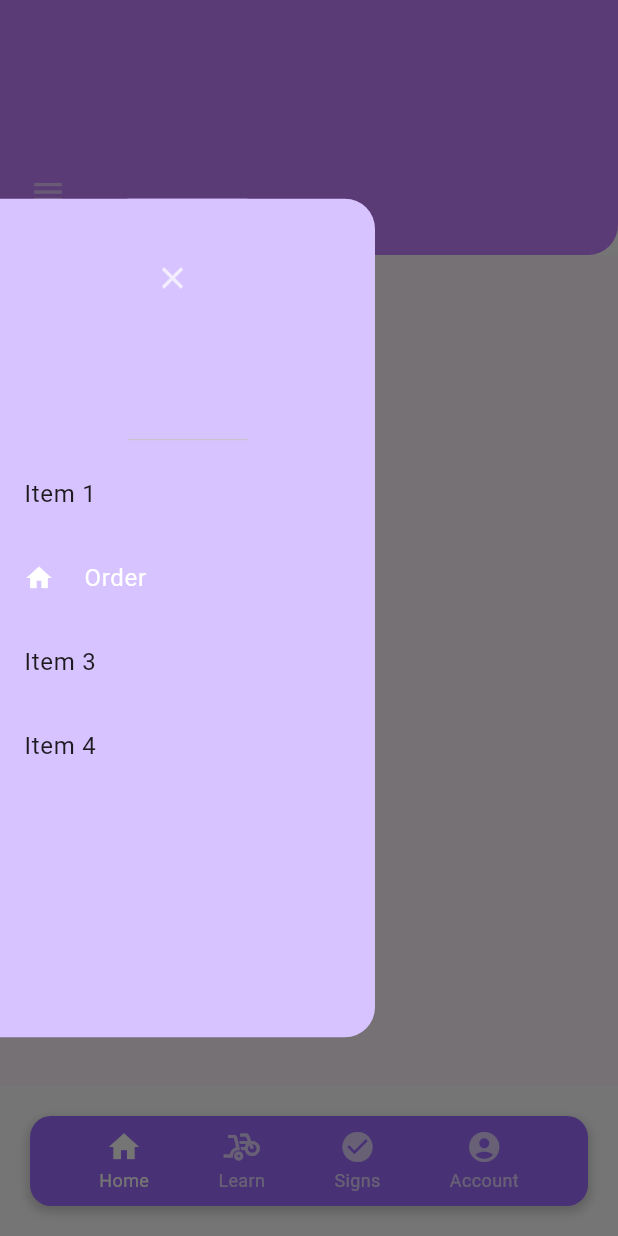
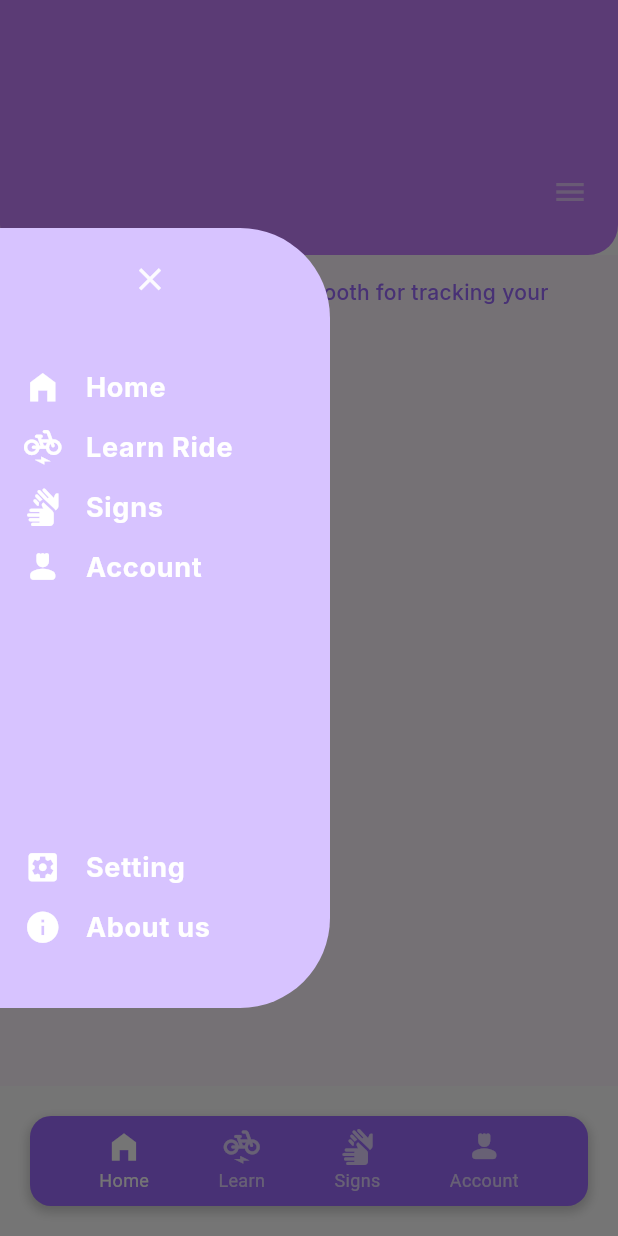
Before and after one commit to fatimasood/Smart_helmet_flutter_mobileapp, a Flutter app: the Home screen opened directly, with the side drawer open, on a phone screen of 412 x 824 dp. Run offline on Flutter 3.47's test engine with Material 2 defaults, Android fonts, the phone set to English and light mode, and no system bars; our stand-ins replace google_fonts.

Commit message:
Updated Data

```diff
--- a/fypprojectp/lib/screens/HomeScreen.dart
+++ b/fypprojectp/lib/screens/HomeScreen.dart
@@ -1,4 +1,6 @@
 import 'package:flutter/material.dart';
+import 'package:flutter/services.dart';
+import 'package:google_fonts/google_fonts.dart';
 
 class HomeScreen extends StatefulWidget {
   const HomeScreen({super.key});
@@ -8,8 +10,51 @@ class HomeScreen extends StatefulWidget {
 }
 
 class _HomeScreenState extends State<HomeScreen> {
+  var actions;
+
+  //function to open blutooth settings
+
+  Future<void> openBluetoothSettings() async {
+    await SystemChannels.platform.invokeListMethod('Bluetooth.openSettings');
+  }
+
   @override
   Widget build(BuildContext context) {
-    return Scaffold();
+    return Scaffold(
+      body: Column(
+        children: [
+          Container(
+            child: Padding(
+              padding: const EdgeInsets.only(
+                  top: 15.0, left: 25.0, right: 25.0, bottom: 10.8),
+              child: Text(
+                "Please switch on your bluetooth for tracking your ride ",
+                style: GoogleFonts.inter(
+                  textStyle: TextStyle(
+                    fontSize: 14,
+                    fontWeight: FontWeight.w500,
+                    color: Color(0xff9d6bff),
+                  ),
+                ),
+              ),
+            ),
+          ),
+          Container(
+            child: InkWell(
+              onTap: openBluetoothSettings,
+              child: Padding(
+                padding: const EdgeInsets.all(8.0),
+                child: Image.asset(
+                  'lib/assets/bluetooth.png', // Replace with the actual path to your Bluetooth image
+                  width: 24, // Adjust the size as needed
+                  height: 24,
+                  color: Colors.white, // Optional: Apply a color to the image
+                ),
+              ),
+            ),
+          ),
+        ],
+      ),
+    );
   }
 }
--- a/fypprojectp/lib/screens/bottomNavigation.dart
+++ b/fypprojectp/lib/screens/bottomNavigation.dart
@@ -1,4 +1,3 @@
-
 import 'package:flutter/material.dart';
 import 'package:flutter/widgets.dart';
 
@@ -32,10 +31,10 @@ class CustomBottomNavigationBar extends StatelessWidget {
         child: Row(
           mainAxisAlignment: MainAxisAlignment.spaceEvenly,
           children: [
-            buildNavItem(Icons.home, "Home", 0),
-            buildNavItem(Icons.bike_scooter, "Learn", 1),
-            buildNavItem(Icons.check_circle, "Signs", 2),
-            buildNavItem(Icons.account_circle, "Account", 3),
+            buildNavItem(Icons.home_filled, "Home", 0),
+            buildNavItem(Icons.electric_bike_rounded, "Learn", 1),
+            buildNavItem(Icons.sign_language, "Signs", 2),
+            buildNavItem(Icons.person_4_rounded, "Account", 3),
           ],
         ),
       ),
--- a/fypprojectp/lib/screens/customAppbar.dart
+++ b/fypprojectp/lib/screens/customAppbar.dart
@@ -1,4 +1,3 @@
-
 import 'package:flutter/material.dart';
 
 class CustomAppBar extends StatelessWidget implements PreferredSizeWidget {
@@ -20,8 +19,8 @@ class CustomAppBar extends StatelessWidget implements PreferredSizeWidget {
       child: Builder(
         builder: (context) {
           return IconButton(
-            alignment: Alignment.bottomLeft,
-            padding: EdgeInsets.only(top: 45.0, bottom: 30.0, left: 20.0),
+            alignment: Alignment.bottomRight,
+            padding: EdgeInsets.only(top: 45.0, bottom: 30.0, right: 20.0),
             icon: Icon(
               Icons.menu,
               color: Colors.white54,
--- a/fypprojectp/lib/screens/customSidebar.dart
+++ b/fypprojectp/lib/screens/customSidebar.dart
@@ -1,32 +1,39 @@
 import 'package:flutter/material.dart';
 
 class CustomSidebar extends StatelessWidget {
-  const CustomSidebar({super.key});
+  final int selectedIndex;
+  final Function(int) onItemTapped;
+
+  CustomSidebar({
+    required this.selectedIndex,
+    required this.onItemTapped,
+  });
 
   @override
   Widget build(BuildContext context) {
     return Container(
-      width: 250,
-      height: 559,
+      width: 220,
+      height: 520,
       decoration: BoxDecoration(
         borderRadius: BorderRadius.only(
-          topRight: Radius.circular(20),
-          bottomRight: Radius.circular(20),
+          topRight: Radius.circular(60),
+          bottomRight: Radius.circular(60),
         ),
         color: Color(0xffd7c3ff),
       ),
       child: Column(
         children: [
-          DrawerHeader(
+          Container(
+            padding: EdgeInsets.zero,
             child: Builder(
               builder: (context) {
                 return IconButton(
-                  alignment: Alignment.bottomRight,
-                  padding:
-                      EdgeInsets.only(top: 25.0, bottom: 90.0, right: 20.0),
+                  alignment: Alignment.center,
+                  padding: EdgeInsets.only(top: 20.0, bottom: 0.0, right: 20.0),
                   icon: Icon(
                     Icons.close,
-                    color: Colors.white70,
+                    color: Color.fromARGB(237, 255, 255, 255),
+                    size: 25,
                   ),
                   onPressed: () {
                     Navigator.pop(context); // Close the sidebar
@@ -38,38 +45,155 @@ class CustomSidebar extends StatelessWidget {
               color: Color(0xffd7c3ff),
             ),
           ),
-          ListTile(
-            title: Text('Item 1'),
-            onTap: () {
-              Navigator.pop(context); // Close the sidebar
-            },
+          Padding(
+            padding: EdgeInsets.only(top: 30.0),
+            child: Container(
+              height: 40,
+              child: ListTile(
+                title: Text(
+                  'Home',
+                  style: TextStyle(
+                    fontSize: 18,
+                    fontWeight: FontWeight.w700,
+                    fontFamily: 'Inter',
+                    color: Color(0xffffffff),
+                  ),
+                ),
+                onTap: () {
+                  onItemTapped(0); // Navigate to the screen
+                },
+                leading: Icon(
+                  Icons.home_filled,
+                  size: 25,
+                  color: Color(0xffffffff),
+                ),
+              ),
+            ),
           ),
-          ListTile(
-            selectedTileColor: Colors.white54,
-            leading: Icon(
-              Icons.home,
-              size: 20,
-              color: Colors.white,
+          Padding(
+            padding: EdgeInsets.zero,
+            child: Container(
+              height: 40,
+              child: ListTile(
+                title: Text(
+                  'Learn Ride',
+                  style: TextStyle(
+                    fontSize: 18,
+                    fontWeight: FontWeight.w700,
+                    fontFamily: 'Inter',
+                    color: Color(0xffffffff),
+                  ),
+                ),
+                onTap: () {
+                  onItemTapped(1); // Navigate to the screen
+                },
+                leading: Icon(
+                  Icons.electric_bike_rounded,
+                  size: 25,
+                  color: Color(0xffffffff),
+                ),
+              ),
             ),
-            title: Text(
-              "Order",
-              style: TextStyle(color: Colors.white, fontSize: 16),
+          ),
+          Padding(
+            padding: EdgeInsets.zero,
+            child: Container(
+              height: 40,
+              child: ListTile(
+                title: Text(
+                  'Signs',
+                  style: TextStyle(
+                    fontSize: 18,
+                    fontWeight: FontWeight.w700,
+                    fontFamily: 'Inter',
+                    color: Color(0xffffffff),
+                  ),
+                ),
+                onTap: () {
+                  onItemTapped(2); // Navigate to the screen
+                },
+                leading: Icon(
+                  Icons.sign_language,
+                  size: 25,
+                  color: Color(0xffffffff),
+                ),
+              ),
             ),
-            onTap: () {
-              //move to next screen
-            },
           ),
-          ListTile(
-            title: Text('Item 3'),
-            onTap: () {
-              Navigator.pop(context); // Close the sidebar
-            },
+          Padding(
+            padding: EdgeInsets.zero,
+            child: Container(
+              height: 40,
+              child: ListTile(
+                title: Text(
+                  'Account',
+                  style: TextStyle(
+                    fontSize: 18,
+                    fontWeight: FontWeight.w700,
+                    fontFamily: 'Inter',
+                    color: Color(0xffffffff),
+                  ),
+                ),
+                onTap: () {
+                  onItemTapped(3); // Navigate to the screen
+                },
+                leading: Icon(
+                  Icons.person_4_rounded,
+                  size: 25,
+                  color: Color(0xffffffff),
+                ),
+              ),
+            ),
           ),
-          ListTile(
-            title: Text('Item 4'),
-            onTap: () {
-              Navigator.pop(context); // Close the sidebar
-            },
+          Padding(
+            padding: EdgeInsets.only(top: 160),
+            child: Container(
+              height: 40,
+              child: ListTile(
+                title: Text(
+                  'Setting',
+                  style: TextStyle(
+                    fontSize: 18,
+                    fontWeight: FontWeight.w700,
+                    fontFamily: 'Inter',
+                    color: Color(0xffffffff),
+                  ),
+                ),
+                onTap: () {
+                  // Navigate to the settings screen
+                },
+                leading: Icon(
+                  Icons.settings_applications_sharp,
+                  size: 25,
+                  color: Color(0xffffffff),
+                ),
+              ),
+            ),
+          ),
+          Padding(
+            padding: EdgeInsets.zero,
+            child: Container(
+              height: 40,
+              child: ListTile(
+                title: Text(
+                  'About us',
+                  style: TextStyle(
+                    fontSize: 18,
+                    fontWeight: FontWeight.w700,
+                    fontFamily: 'Inter',
+                    color: Color(0xffffffff),
+                  ),
+                ),
+                onTap: () {
+                  // Navigate to the settings screen
+                },
+                leading: Icon(
+                  Icons.info,
+                  size: 25,
+                  color: Color(0xffffffff),
+                ),
+              ),
+            ),
           ),
         ],
       ),
--- a/fypprojectp/lib/screens/home.dart
+++ b/fypprojectp/lib/screens/home.dart
@@ -1,5 +1,4 @@
 import 'package:flutter/material.dart';
-import 'package:flutter/cupertino.dart';
 import 'AccountScreen.dart';
 import 'HomeScreen.dart';
 import 'LearnScreen.dart';
@@ -17,6 +16,7 @@ class Home extends StatefulWidget {
 
 class _Home extends State<Home> {
   int _selectedIndex = 0;
+  final PageController _pageController = PageController();
 
   final List<Widget> _screens = [
     HomeScreen(),
@@ -29,13 +29,15 @@ class _Home extends State<Home> {
     setState(() {
       _selectedIndex = index;
     });
+    _pageController.jumpToPage(index);
   }
 
-  void _onDrawerNavItemTapped(int index) {
+  void _onSidebarItemTapped(int index) {
     setState(() {
       _selectedIndex = index;
     });
-    Navigator.of(context).pop();
+    _pageController.jumpToPage(index);
+    Navigator.pop(context); // Close the sidebar
   }
 
   @override
@@ -46,12 +48,23 @@ class _Home extends State<Home> {
         height: 170,
       ), // Adjust the height as needed
 
-      body: _screens[_selectedIndex],
       bottomNavigationBar: CustomBottomNavigationBar(
         selectedIndex: _selectedIndex,
         onItemTapped: _onBottomNavItemTapped,
       ),
-      drawer: CustomSidebar(),
+      drawer: CustomSidebar(
+        selectedIndex: _selectedIndex,
+        onItemTapped: _onSidebarItemTapped,
+      ),
+      body: PageView(
+        controller: _pageController,
+        children: _screens,
+        onPageChanged: (index) {
+          setState(() {
+            _selectedIndex = index;
+          });
+        },
+      ),
     );
   }
 }
--- a/fypprojectp/pubspec.yaml
+++ b/fypprojectp/pubspec.yaml
@@ -30,6 +30,7 @@ environment:
 dependencies:
   flutter:
     sdk: flutter
+  url_launcher: ^6.0.10
 
 
   # The following adds the Cupertino Icons font to your application.
```
Also changed, not shown: fypprojectp/lib/assets/bluetooth.png (added), fypprojectp/pubspec.lock, 5 other files.
